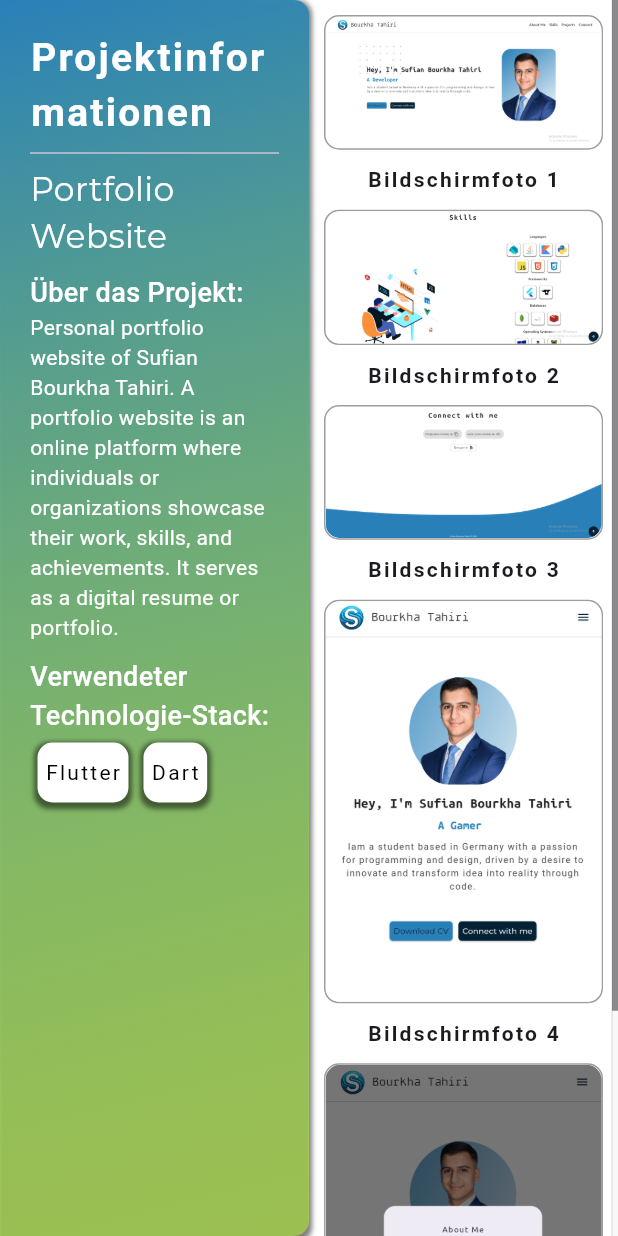
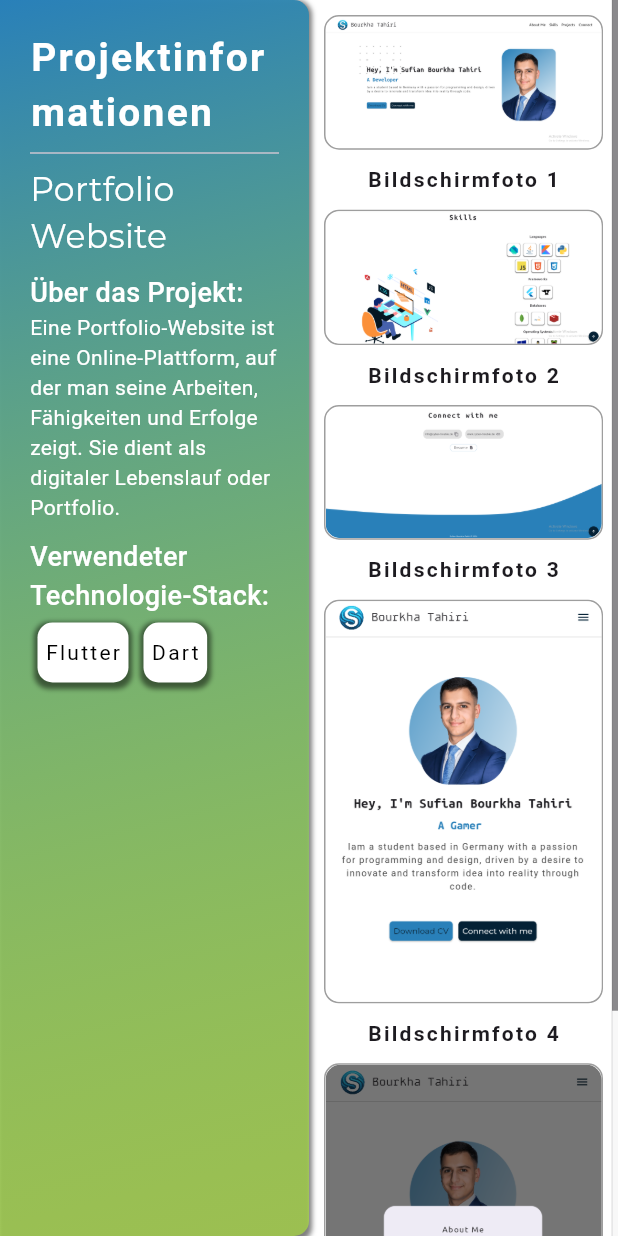
Before and after one commit to Sufian716/portfolio_5319149_v1, a Flutter app: the screen it shows after launch, scrolled down 1728 dp, after a tap on "Weitere Details", on a phone screen of 412 x 824 dp. Run offline on Flutter 3.47's test engine with Material 3 defaults, Android fonts, the phone set to English and light mode, and no system bars; our stand-ins replace animated_text_kit, flip_card, flutter_svg, font_awesome_flutter, google_fonts, lottie.

Commit message:
inital commit

```diff
--- a/lib/pages/home_page.dart
+++ b/lib/pages/home_page.dart
@@ -202,15 +202,16 @@ class _HomePageState extends State<HomePage> {
           if (_isLoading)
             AnimatedOpacity(
               opacity: _isLoading ? 1.0 : 0.0,
-              duration: const Duration(milliseconds: 500),
+              duration: const Duration(milliseconds: 300),
               child: Container(
                 height: MediaQuery.of(context).size.height,
                 width: MediaQuery.of(context).size.width,
                 color: Colors.white,
                 child: isMobile || isTablet
-                    ? const Center(
-                        child: CircularProgressIndicator(
-                          color: ConstColors.primaryColor,
+                    ? Center(
+                        child: LottieBuilder.asset(
+                            "assets/loading_animation.json",
+                            height: 300,
                         ),
                       )
                     : Center(
--- a/lib/providers/project_provider.dart
+++ b/lib/providers/project_provider.dart
@@ -8,7 +8,7 @@ class ProjectProvider extends ChangeNotifier {
     ProjectModel(
       projectName: "Portfolio Website",
       projectDescription:
-          "Personal portfolio website of Sufian Bourkha Tahiri. A portfolio website is an online platform where individuals or organizations showcase their work, skills, and achievements. It serves as a digital resume or portfolio.",
+          "Eine Portfolio-Website ist eine Online-Plattform, auf der man seine Arbeiten, Fähigkeiten und Erfolge zeigt. Sie dient als digitaler Lebenslauf oder Portfolio.",
       techStack: [
         "Flutter",
         "Dart",
@@ -21,6 +21,21 @@ class ProjectProvider extends ChangeNotifier {
         "assets/projects/portfolio/image5.png",
       ],
     ),
+
+    ProjectModel(
+      projectName: "Rolloutkoordinator bei ZDF",
+      projectDescription:
+          "Ich war als Rolloutkoordinator beim ZDF tätig. In dieser Rolle habe ich die strategische Planung und Durchführung komplexer IT-Projekte übernommen. Dazu gehörten effektives Ressourcenmanagement und die taktische Teamkoordination. Mit großer Genauigkeit führte ich anspruchsvolle Funktionstests durch und stellte eine strenge Qualitätssicherung sicher. Darüber hinaus instruierte und bildete ich Teammitglieder weiter. Zu meinen Aufgaben zählten die profunde Konfiguration von Laptops und die gezielte Aktualisierung von iOS-Geräten. Ich überwachte kontinuierlich den Projektfortschritt und erstellte präzise Berichte. Zudem sorgte ich für eine genaue Prozessüberwachung und behob schnell Probleme vor Ort.",
+      techStack: [
+        "Sitetracker",
+        "Matrix42",
+        "Activ Directory",
+      ],
+      images: [
+        "assets/projects/portfolio/zdf_logo.png",
+
+      ],
+    ),
     //coming soon project (default)
     ProjectModel(
       projectName: "Coming Soon",
@@ -30,6 +45,8 @@ class ProjectProvider extends ChangeNotifier {
         "assets/projects/comingsoon/image1.jpg",
       ],
     ),
+
+
   ];
 
   void changeSelectedProject(int index) {
--- a/lib/sections/projects.dart
+++ b/lib/sections/projects.dart
@@ -55,7 +55,7 @@ class _ProjectSectionState extends State<ProjectSection> {
                         spreadRadius: 2,
                         blurRadius: 2,
                         offset:
-                            const Offset(0, 2), // changes position of shadow
+                            const Offset(0, 2),
                       ),
                     ]),
                 child: Column(
```
Also changed, not shown: assets/projects/portfolio/ZDF_logo.png (added), assets/projects/zdf/ZDF_logo.png (added).
